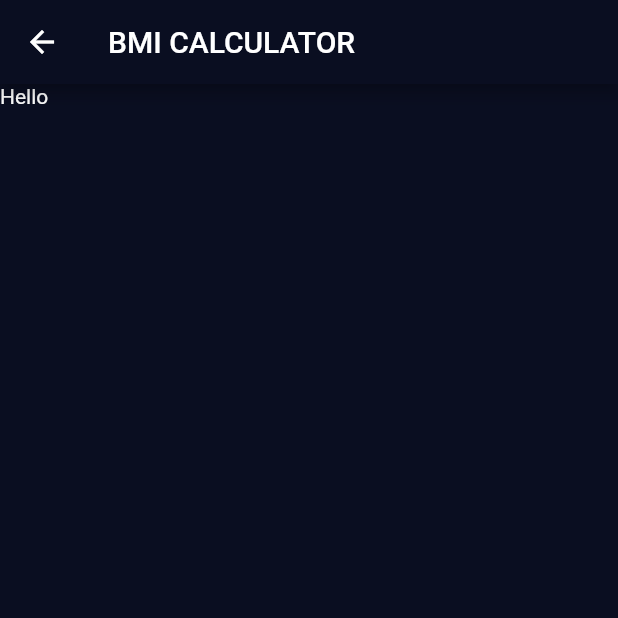
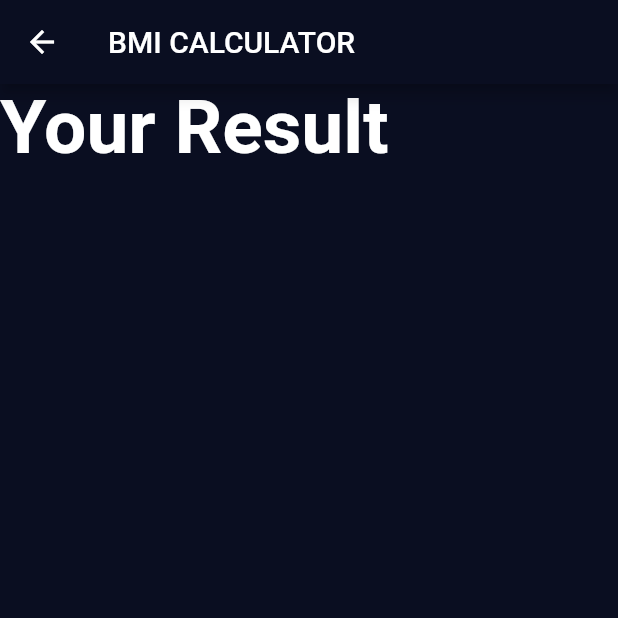
Before and after one commit to Ayushd70/bmi-calculator, a Flutter app: the ResultsPage screen opened directly, on a phone screen of 412 x 824 dp, the top half of it. Run offline on Flutter 3.47's test engine with Material 2 defaults, Android fonts, the phone set to English and light mode, and no system bars; our stand-ins replace font_awesome_flutter.

Commit message:
bmi: add a textstyle to result page header
Signed-off-by: Ayush Dubey <ayushdubey70@gmail.com>

```diff
--- a/lib/constant.dart
+++ b/lib/constant.dart
@@ -21,3 +21,8 @@ const kLargeButtonTextStyle = TextStyle(
   fontSize: 25.0,
   fontWeight: FontWeight.bold,
 );
+
+const kTitleTextStyle = TextStyle(
+  fontSize: 50.0,
+  fontWeight: FontWeight.bold,
+);
--- a/lib/results_page.dart
+++ b/lib/results_page.dart
@@ -1,3 +1,4 @@
+import 'package:bmi_calculator/constant.dart';
 import 'package:flutter/material.dart';
 
 class ResultsPage extends StatelessWidget {
@@ -7,7 +8,17 @@ class ResultsPage extends StatelessWidget {
       appBar: AppBar(
         title: Text('BMI CALCULATOR'),
       ),
-      body: Text('Hello'),
+      body: Column(
+        mainAxisAlignment: MainAxisAlignment.spaceEvenly,
+        children: [
+          Expanded(
+            child: Text(
+              'Your Result',
+              style: kTitleTextStyle,
+            ),
+          ),
+        ],
+      ),
     );
   }
 }
```
